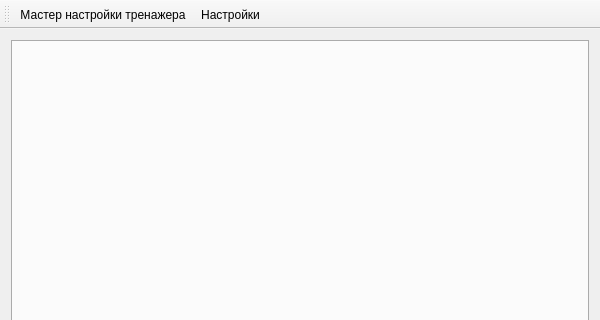
This is control/mainwindow.ui in TheMrButcher/offline-mentor as Qt 5 draws it before an edit; both pictures show x 0 to 600 and y 0 to 320 of the 600 by 600 pixel window. The edited form follows.
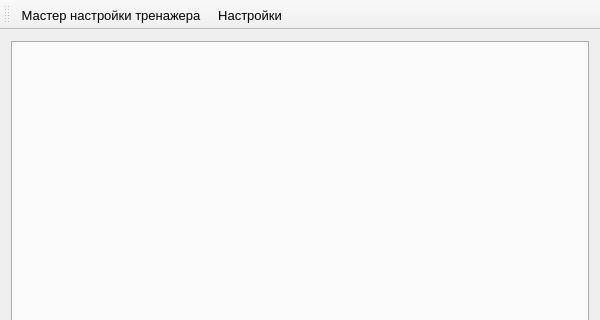
This is the edited form. Icons and pictures are not drawn.

```diff
--- a/control/mainwindow.ui
+++ b/control/mainwindow.ui
@@ -10,6 +10,11 @@
     <height>600</height>
    </rect>
   </property>
+  <property name="font">
+   <font>
+    <pointsize>10</pointsize>
+   </font>
+  </property>
   <property name="windowTitle">
    <string>MainWindow</string>
   </property>
```
